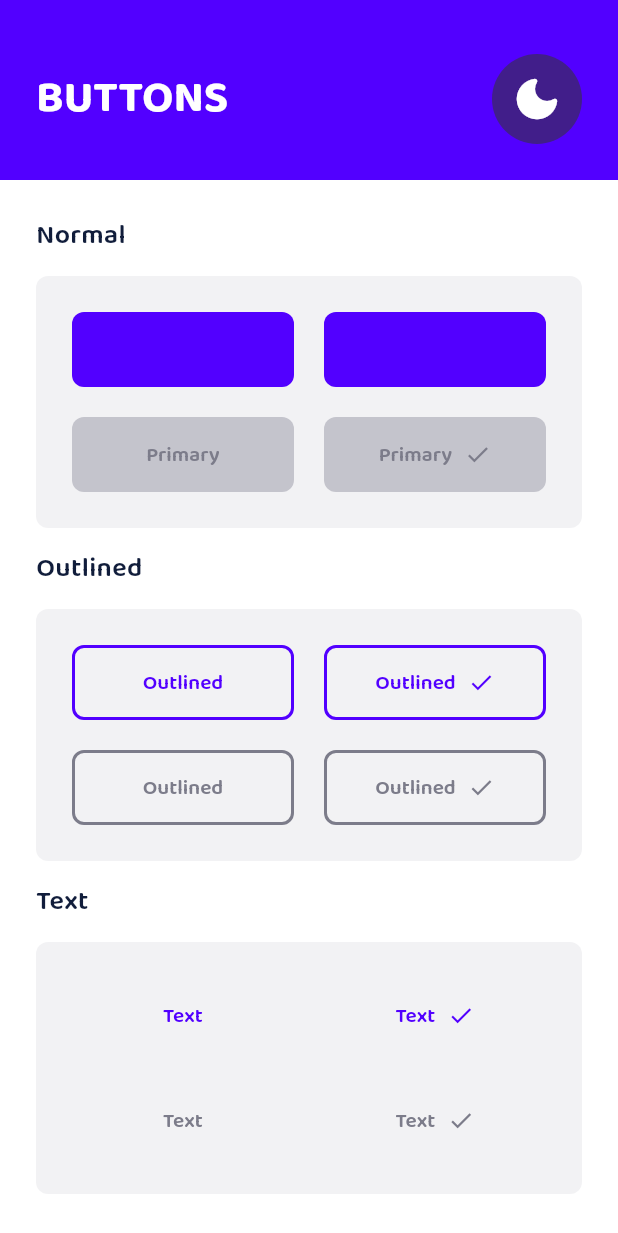
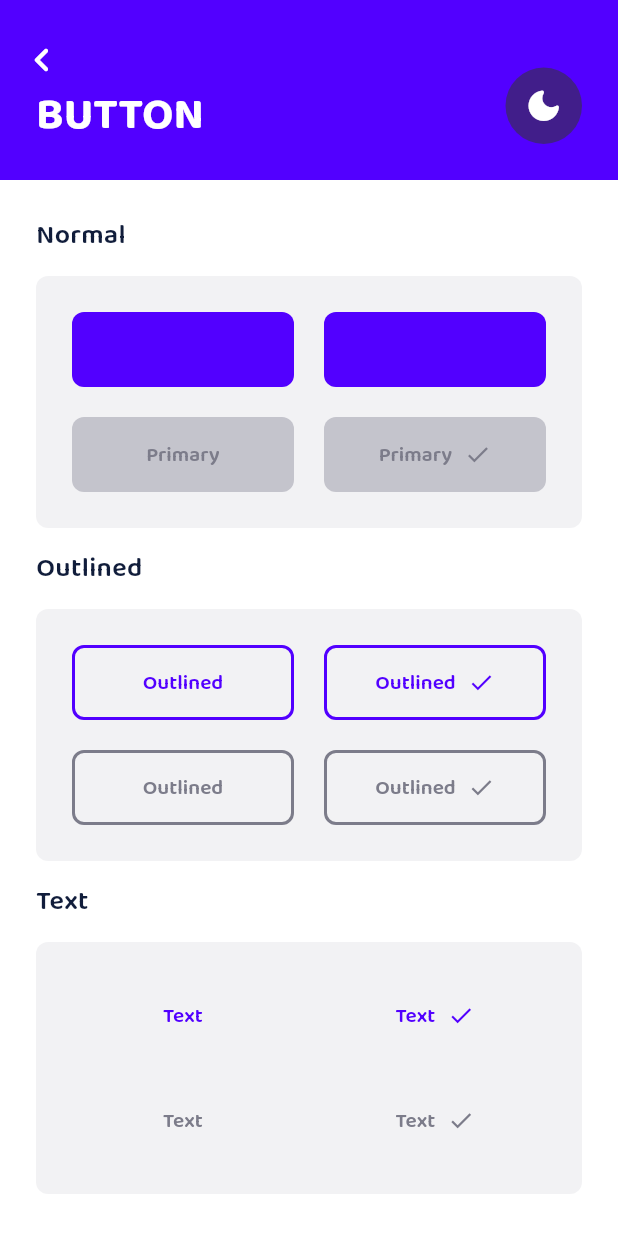
Before and after one commit to bernardoveras/comanda_ui, a Flutter app: the screen it shows after launch, after a tap on "Botão", on a phone screen of 412 x 824 dp. Shown: the top 1233 px of the screen. Run offline on Flutter 3.47's test engine with Material 2 defaults, Android fonts, the phone set to English and light mode, and no system bars; our stand-ins replace google_fonts.

Commit message:
responsive

```diff
--- a/example/lib/button/buttons.dart
+++ b/example/lib/button/buttons.dart
@@ -1,8 +1,9 @@
 import 'package:example/button/comanda_button.dart';
-import 'package:example/shared/component_appbar.dart';
 import 'package:example/shared/component_card.dart';
 import 'package:example/shared/component_header.dart';
 import 'package:flutter/material.dart';
+
+import '../shared/component_scaffold.dart';
 
 class Buttons extends StatelessWidget {
   const Buttons({Key? key}) : super(key: key);
@@ -123,16 +124,8 @@ class Buttons extends StatelessWidget {
 
   @override
   Widget build(BuildContext context) {
-    return Scaffold(
-      body: NestedScrollView(
-        floatHeaderSlivers: true,
-        headerSliverBuilder: (context, _) => [const ComponentAppBar(title: 'Buttons')],
-        body: SingleChildScrollView(
-          physics: const BouncingScrollPhysics(),
-          child: Padding(
-            padding: const EdgeInsets.all(24),
-            child: Column(
-              crossAxisAlignment: CrossAxisAlignment.start,
+    return ComponentScaffold(
+      'Button',
       children: <Widget>[
         const ComponentHeader(title: 'Normal'),
         ComponentCard(child: _buildFilledButtons(context)),
@@ -141,10 +134,6 @@ class Buttons extends StatelessWidget {
         const ComponentHeader(title: 'Text'),
         ComponentCard(child: _buildTextButtons(context)),
       ],
-            ),
-          ),
-        ),
-      ),
     );
   }
 }
--- a/example/lib/button/comanda_button.dart
+++ b/example/lib/button/comanda_button.dart
@@ -1,7 +1,6 @@
 import 'dart:ui';
 import 'dart:math' as math;
 
-import 'package:comanda_ui/shared/colors.dart';
 import 'package:comanda_ui/shared/colors.dart';
 import 'package:flutter/material.dart';
 
@@ -15,13 +14,14 @@ class ComandaButton extends StatelessWidget {
     IconData? icon,
     VoidCallback? onPressed,
     Color? color,
-    double? radius,
+    double radius = 8,
     double? width,
-    double height = 50,
+    double? height = 50,
     TextStyle? textStyle,
     Color? foregroundColor,
     bool outlined = false,
     Position iconPosition = Position.right,
+    EdgeInsetsGeometry? padding,
   }) : super(key: key) {
     assert(text.isNotEmpty, 'A propriedade "text" não pode ser vazia.');
 
@@ -29,14 +29,15 @@ class ComandaButton extends StatelessWidget {
     _icon = icon;
     _onPressed = onPressed;
     _color = color;
-    _radius = radius;
     _width = width;
     _height = height;
     _textStyle = textStyle;
     _foregroundColor = foregroundColor;
     _outlined = outlined;
     _iconPosition = iconPosition;
+    _padding = padding;
     _isText = false;
+    _radius = radius;
   }
 
   late final String _text;
@@ -48,10 +49,10 @@ class ComandaButton extends StatelessWidget {
   late final Color? _color;
 
   ///  8 by default
-  late final double? _radius;
+  late final double _radius;
 
   ///  50 by default
-  late final double _height;
+  late final double? _height;
   late final double? _width;
 
   late final TextStyle? _textStyle;
@@ -64,6 +65,8 @@ class ComandaButton extends StatelessWidget {
   /// Position.right by default
   late final Position _iconPosition;
 
+  late final EdgeInsetsGeometry? _padding;
+
   late bool _isText;
 
   ComandaButton.secondary(
@@ -71,13 +74,14 @@ class ComandaButton extends StatelessWidget {
     Key? key,
     IconData? icon,
     VoidCallback? onPressed,
-    double? radius,
+    double radius = 8,
     double? width,
-    double height = 50,
+    double? height = 50,
     TextStyle? textStyle,
     Color? foregroundColor,
     bool outlined = false,
     Position iconPosition = Position.right,
+    EdgeInsetsGeometry? padding,
   }) : super(key: key) {
     assert(text.isNotEmpty, 'A propriedade "text" não pode ser vazia.');
 
@@ -93,6 +97,7 @@ class ComandaButton extends StatelessWidget {
     _outlined = outlined;
     _iconPosition = iconPosition;
     _isText = false;
+    _padding = padding;
   }
 
   ComandaButton.icon(
@@ -101,13 +106,14 @@ class ComandaButton extends StatelessWidget {
     required IconData icon,
     VoidCallback? onPressed,
     Color? color,
-    double? radius,
+    double radius = 8,
     double? width,
-    double height = 50,
+    double? height = 50,
     TextStyle? textStyle,
     Color? foregroundColor,
     bool outlined = false,
     Position iconPosition = Position.right,
+    EdgeInsetsGeometry? padding,
   }) : super(key: key) {
     assert(text.isNotEmpty, 'A propriedade "text" não pode ser vazia.');
 
@@ -123,6 +129,7 @@ class ComandaButton extends StatelessWidget {
     _outlined = outlined;
     _iconPosition = iconPosition;
     _isText = false;
+    _padding = padding;
   }
 
   ComandaButton.text(
@@ -130,17 +137,18 @@ class ComandaButton extends StatelessWidget {
     Key? key,
     IconData? icon,
     VoidCallback? onPressed,
-    double? radius,
+    double radius = 8,
     double? width,
-    double height = 50,
+    double? height = 50,
     TextStyle? textStyle,
     Color? foregroundColor,
     Position iconPosition = Position.right,
+    EdgeInsetsGeometry? padding,
   }) : super(key: key) {
     assert(text.isNotEmpty, 'A propriedade "text" não pode ser vazia.');
 
     _text = text;
-    _foregroundColor = null;
+    _foregroundColor = foregroundColor;
     _isText = true;
     _icon = icon;
     _onPressed = onPressed;
@@ -151,6 +159,7 @@ class ComandaButton extends StatelessWidget {
     _textStyle = textStyle;
     _outlined = false;
     _iconPosition = iconPosition;
+    _padding = padding;
   }
 
   double _calculateGap(BuildContext context) {
@@ -169,13 +178,13 @@ class ComandaButton extends StatelessWidget {
       mainAxisSize: MainAxisSize.min,
       children: <Widget>[
         if (_iconPosition == Position.left) ...{
-          Icon(_icon),
+          FittedBox(child: Icon(_icon)),
           SizedBox(width: _calculateGap(context)),
         },
         Flexible(child: _buildText()),
         if (_iconPosition == Position.right) ...{
           SizedBox(width: _calculateGap(context)),
-          Icon(_icon),
+          FittedBox(child: Icon(_icon)),
         },
       ],
     );
@@ -226,7 +235,7 @@ class ComandaButton extends StatelessWidget {
         bool disabled = states.contains(MaterialState.disabled);
 
         return RoundedRectangleBorder(
-          borderRadius: BorderRadius.circular(8),
+          borderRadius: BorderRadius.circular(_radius),
           side: BorderSide(
             color: disabled
                 ? (Theme.of(context).brightness == Brightness.light ? ComandaBetColors.grey400 : ComandaBetColors.grey300)
@@ -259,9 +268,10 @@ class ComandaButton extends StatelessWidget {
   ButtonStyle? _baseButtonStyle(BuildContext context) {
     return Theme.of(context).elevatedButtonTheme.style?.copyWith(
           backgroundColor: _backgroundPropertyColor(context),
-          shape: _radius != null ? MaterialStateProperty.all(RoundedRectangleBorder(borderRadius: BorderRadius.circular(_radius!))) : null,
+          shape: MaterialStateProperty.all(RoundedRectangleBorder(borderRadius: BorderRadius.circular(_radius))),
           textStyle: MaterialStateProperty.all(_textStyle),
           foregroundColor: MaterialStateProperty.all(_foregroundColor),
+          padding: MaterialStateProperty.all(_padding),
         );
   }
 
--- a/example/lib/home/home.dart
+++ b/example/lib/home/home.dart
@@ -3,6 +3,8 @@ import 'package:example/button/comanda_button.dart';
 import 'package:example/checkbox/checkboxes.dart';
 import 'package:example/shared/component_appbar.dart';
 import 'package:flutter/material.dart';
+
+import '../tip/tips.dart';
 
 class Home extends StatelessWidget {
   const Home({Key? key}) : super(key: key);
@@ -10,16 +12,16 @@ class Home extends StatelessWidget {
   @override
   Widget build(BuildContext context) {
     return Scaffold(
-
       body: NestedScrollView(
         floatHeaderSlivers: true,
-        headerSliverBuilder: (context, _) => [const ComponentAppBar(title: 'Componentes')],
+        headerSliverBuilder: (context, _) => [const ComponentAppBar(title: 'ComandaBet')],
         body: SingleChildScrollView(
           physics: const BouncingScrollPhysics(),
           child: Padding(
             padding: const EdgeInsets.all(24),
             child: Wrap(
               spacing: 20,
+              runSpacing: 20,
               children: <Widget>[
                 ComandaButton('Botão', onPressed: () {
                   Navigator.push(
@@ -33,6 +35,12 @@ class Home extends StatelessWidget {
                     MaterialPageRoute(builder: (context) => const CheckBoxes()),
                   );
                 }),
+                ComandaButton('Tips', onPressed: () {
+                  Navigator.push(
+                    context,
+                    MaterialPageRoute(builder: (context) => Tips()),
+                  );
+                }),
               ],
             ),
           ),
--- a/example/lib/main.dart
+++ b/example/lib/main.dart
@@ -1,9 +1,8 @@
 import 'package:comanda_ui/shared/theme.dart';
-import 'package:example/checkbox/checkboxes.dart';
+import 'package:example/shared/utils/snackbar_service.dart';
 import 'package:example/shared/utils/theme_preference.dart';
 import 'package:flutter/material.dart';
 
-import 'button/buttons.dart';
 import 'home/home.dart';
 
 void main() {
@@ -43,11 +42,12 @@ class _ApplicationState extends State<Application> with WidgetsBindingObserver {
       valueListenable: ThemePreference.theme,
       builder: (context, Brightness theme, _) => MaterialApp(
         title: 'Comanda Design System',
+        navigatorKey: ComandaSnackBarService.navigatorKey,
         debugShowCheckedModeBanner: false,
         darkTheme: CBTheme.dark,
         theme: CBTheme.light,
         themeMode: theme == Brightness.light ? ThemeMode.light : ThemeMode.dark,
-        home: Home(),
+        home: const Home(),
       ),
     );
   }
--- a/example/lib/shared/component_appbar.dart
+++ b/example/lib/shared/component_appbar.dart
@@ -18,18 +18,33 @@ class ComponentAppBar extends StatelessWidget {
       snap: false,
       toolbarHeight: 80,
       titleSpacing: 80,
-      automaticallyImplyLeading: false,
       backgroundColor: Theme.of(context).brightness == Brightness.light ? ComandaBetColors.primary : ComandaBetColors.dark50,
+      iconTheme: const IconThemeData(color: Colors.white),
+      leading: ModalRoute.of(context)?.isFirst == false
+          ? IconButton(
+              icon: const Icon(Icons.keyboard_arrow_left_rounded),
+              iconSize: 32,
+              onPressed: () => Navigator.maybePop(context),
+              focusColor: Colors.transparent,
+              hoverColor: Colors.transparent,
+              splashColor: Colors.transparent,
+              highlightColor: Colors.transparent,
+              tooltip: 'Voltar',
+            )
+          : null,
       flexibleSpace: FlexibleSpaceBar(
         titlePadding: const EdgeInsets.all(24),
-        title: Row(
-          crossAxisAlignment: CrossAxisAlignment.center,
-          mainAxisAlignment: MainAxisAlignment.spaceBetween,
+        title: SizedBox(
+          width: double.infinity,
+          child: Wrap(
+            crossAxisAlignment: WrapCrossAlignment.start,
+            alignment: WrapAlignment.spaceBetween,
+            verticalDirection: VerticalDirection.up,
             children: [
               Text(
                 title.toUpperCase(),
                 style: GoogleFonts.baloo2(
-                fontWeight: Weight.bold(),
+                  fontWeight: Weight.bold,
                   fontSize: 20,
                   color: Colors.white,
                 ),
@@ -48,12 +63,12 @@ class ComponentAppBar extends StatelessWidget {
                       splashColor: Colors.white.withOpacity(0.10),
                       highlightColor: Colors.white.withOpacity(0.10),
                       child: Container(
-                      height: 40,
-                      width: 40,
+                        padding: const EdgeInsets.all(8),
                         decoration: const BoxDecoration(shape: BoxShape.circle),
                         child: Icon(
                           theme == Brightness.dark ? Icons.light_mode_rounded : Icons.dark_mode_rounded,
                           color: Colors.white,
+                          size: 18,
                         ),
                       ),
                     ),
@@ -63,6 +78,7 @@ class ComponentAppBar extends StatelessWidget {
             ],
           ),
         ),
+      ),
     );
   }
 }
--- a/example/lib/shared/component_card.dart
+++ b/example/lib/shared/component_card.dart
@@ -2,26 +2,40 @@ import 'package:comanda_ui/shared/colors.dart';
 import 'package:flutter/material.dart';
 
 class ComponentCard extends StatelessWidget {
-  const ComponentCard({Key? key, this.child, this.backgroundColor, this.borderColor}) : super(key: key);
+  const ComponentCard({
+    Key? key,
+    this.child,
+    this.color,
+    this.borderColor,
+    this.height,
+    this.width,
+    this.margin = const EdgeInsets.symmetric(vertical: 14),
+    this.padding = const EdgeInsets.all(24),
+    this.radius = 8,
+    this.border,
+  }) : super(key: key);
 
   final Widget? child;
-  final Color? backgroundColor;
+  final Color? color;
   final Color? borderColor;
+  final double? height;
+  final double? width;
+  final EdgeInsetsGeometry margin;
+  final EdgeInsetsGeometry padding;
+  final double radius;
+  final BoxBorder? border;
 
   @override
   Widget build(BuildContext context) {
     return Container(
-      padding: const EdgeInsets.all(24),
-      margin: const EdgeInsets.symmetric(vertical: 14),
+      padding: padding,
+      margin: margin,
+      height: height,
+      width: width,
       decoration: BoxDecoration(
-        color: backgroundColor ?? (Theme.of(context).brightness == Brightness.light ? ComandaBetColors.textFieldLight : ComandaBetColors.dark50),
-        borderRadius: BorderRadius.circular(8),
-        border: borderColor != null
-            ? Border.all(
-                color: borderColor!,
-                width: 1.5,
-              )
-            : null,
+        color: color ?? (Theme.of(context).brightness == Brightness.light ? ComandaBetColors.textFieldLight : ComandaBetColors.dark50),
+        borderRadius: BorderRadius.circular(radius),
+        border: border ?? (borderColor != null ? Border.all(color: borderColor!, width: 1.5) : null),
       ),
       child: child,
     );
--- a/example/lib/shared/component_header.dart
+++ b/example/lib/shared/component_header.dart
@@ -14,7 +14,7 @@ class ComponentHeader extends StatelessWidget {
       title,
       style: GoogleFonts.baloo2(
         fontSize: 18,
-        fontWeight: Weight.semiBold(),
+        fontWeight: Weight.semiBold,
         color: Theme.of(context).brightness == Brightness.light ? ComandaBetColors.blueGrey : Colors.white,
       ),
     );
--- /dev/null
+++ b/example/lib/shared/component_scaffold.dart
@@ -0,0 +1,42 @@
+import 'package:flutter/material.dart';
+
+import 'component_appbar.dart';
+
+class ComponentScaffold extends StatelessWidget {
+  const ComponentScaffold(
+    this.title, {
+    Key? key,
+    this.children = const <Widget>[],
+    this.padding = const EdgeInsets.all(24),
+    this.physics = const BouncingScrollPhysics(),
+    this.crossAxisAlignment = CrossAxisAlignment.start,
+  }) : super(key: key);
+
+  final String title;
+  final List<Widget> children;
+  final EdgeInsetsGeometry padding;
+  final ScrollPhysics physics;
+  final CrossAxisAlignment crossAxisAlignment;
+
+  @override
+  Widget build(BuildContext context) {
+    return Scaffold(
+      body: NestedScrollView(
+        floatHeaderSlivers: true,
+        headerSliverBuilder: (context, _) => [
+          ComponentAppBar(title: title),
+        ],
+        body: SingleChildScrollView(
+          physics: physics,
+          child: Padding(
+            padding: padding,
+            child: Column(
+              crossAxisAlignment: crossAxisAlignment,
+              children: children,
+            ),
+          ),
+        ),
+      ),
+    );
+  }
+}
--- /dev/null
+++ b/example/lib/shared/utils/snackbar_service.dart
@@ -0,0 +1,37 @@
+import 'package:comanda_ui/shared/colors.dart';
+import 'package:flutter/material.dart';
+
+import '../../snackbar/comanda_snackbar.dart';
+
+abstract class IComandaSnackBarService {}
+
+class ComandaSnackBarService {
+  ComandaSnackBarService._();
+
+  ///Caso for usar com o GetX:
+  ///
+  ///No MaterialApp, deve alterar:
+  ///2.0: navigatorKey: Get.addKey(Modular.navigatorKey),
+  ///3.0: Trocar o MaterialApp por GetMaterialApp
+  static GlobalKey<NavigatorState> navigatorKey = GlobalKey<NavigatorState>();
+
+  static void show(
+    String message, {
+    String? title,
+    bool showCloseButton = true,
+    Widget? suffixIcon,
+  }) {
+    ScaffoldMessenger.of(navigatorKey.currentState!.overlay!.context).showSnackBar(SnackBar(
+      content: ComandaSnackBar(
+        title: title,
+        message: message,
+        showCloseButton: showCloseButton,
+        suffixIcon: suffixIcon,
+      ),
+      behavior: SnackBarBehavior.floating,
+      margin: const EdgeInsets.all(20),
+      backgroundColor: ComandaBetColors.primary,
+      duration: const Duration(seconds: 5),
+    ));
+  }
+}
--- /dev/null
+++ b/example/lib/tip/tip_status.dart
@@ -0,0 +1 @@
+enum TipStatus { green, red, refund, cancelled }
--- a/lib/shared/theme.dart
+++ b/lib/shared/theme.dart
@@ -43,7 +43,7 @@ class CBTheme {
         shape: MaterialStateProperty.all(RoundedRectangleBorder(borderRadius: BorderRadius.circular(8))),
         padding: MaterialStateProperty.all(const EdgeInsets.symmetric(horizontal: 24, vertical: 14)),
         textStyle: MaterialStateProperty.all(GoogleFonts.baloo2(
-          fontWeight: Weight.semiBold(),
+          fontWeight: Weight.semiBold,
         )),
       ),
     ),
--- a/lib/shared/weight.dart
+++ b/lib/shared/weight.dart
@@ -3,9 +3,9 @@ import 'package:flutter/material.dart';
 class Weight {
   const Weight._();
 
-  static FontWeight light() => FontWeight.w300;
-  static FontWeight regular() => FontWeight.w400;
-  static FontWeight medium() => FontWeight.w500;
-  static FontWeight semiBold() => FontWeight.w600;
-  static FontWeight bold() => FontWeight.w700;
+  static FontWeight get light => FontWeight.w300;
+  static FontWeight get regular => FontWeight.w400;
+  static FontWeight get medium => FontWeight.w500;
+  static FontWeight get semiBold => FontWeight.w600;
+  static FontWeight get bold => FontWeight.w700;
 }
```
Also changed, not shown: example/lib/checkbox/checkboxes.dart (+3 -15 lines), example/lib/checkbox/comanda_checkbox.dart (+5 -2 lines), example/lib/snackbar/comanda_snackbar.dart (added, +75 -0 lines), example/lib/tip/tip_info.dart (added, +70 -0 lines), example/lib/tip/tip_result.dart (added, +65 -0 lines), example/lib/tip/tip_widget.dart (added, +226 -0 lines), example/lib/tip/tips.dart (added, +30 -0 lines), 18 other files. Lines whose indentation alone changed are shown as unchanged.
